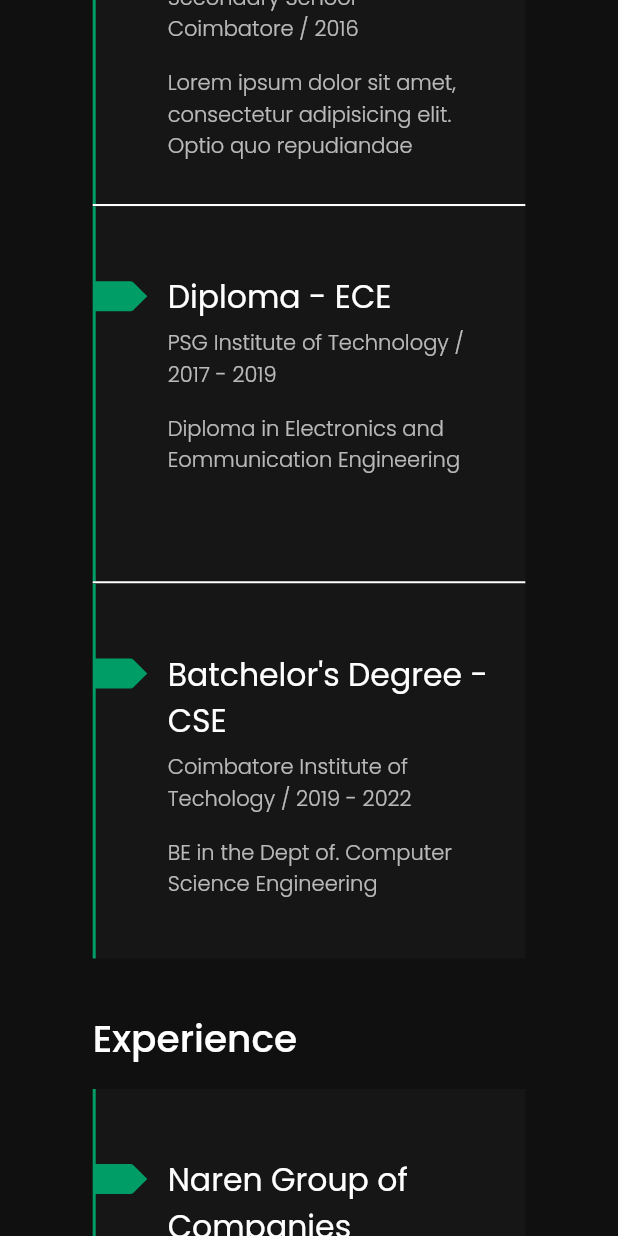
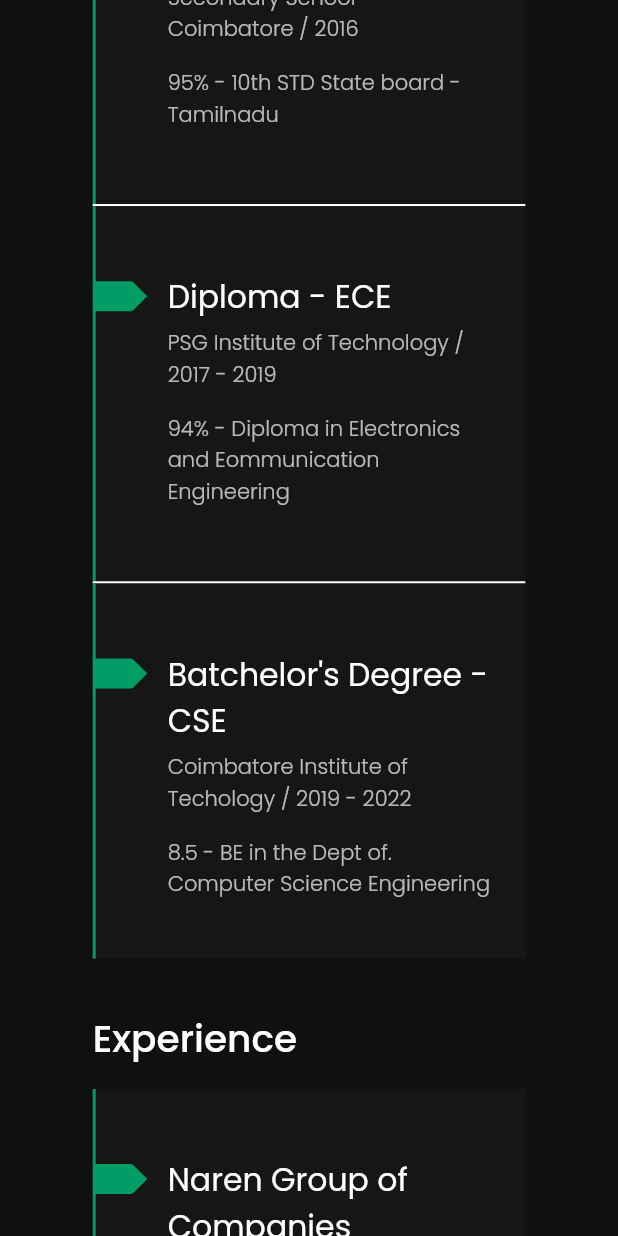
Before and after one commit to hariharen9/flutter_web_portfolio, a Flutter app: the Resume screen opened directly, scrolled down 576 dp, on a phone screen of 412 x 824 dp. Run offline on Flutter 3.47's test engine with Material 2 defaults, Android fonts, the phone set to English and light mode, and no system bars; our stand-ins replace auto_size_text, fluro, flutter_icons, google_fonts, percent_indicator; missing offline and left inert: flutter_bootstrap, mailto, smooth_scroll_web; statements that could not run were skipped.

Commit message:
edited resume

```diff
--- a/lib/Custom Widgets/ResumeCard.dart
+++ b/lib/Custom Widgets/ResumeCard.dart
@@ -85,8 +85,7 @@ class _ResumeCardEduState extends State<ResumeCardEdu> {
           ),
           CustomCard(
             head: "SSLC",
-            sub2:
-                "Lorem ipsum dolor sit amet, consectetur adipisicing elit. Optio quo repudiandae",
+            sub2: "95% - 10th STD State board - Tamilnadu ",
             sub: "RJ Matriculation Higher Secondary School - Coimbatore / 2016",
           ),
           Container(
@@ -98,7 +97,7 @@ class _ResumeCardEduState extends State<ResumeCardEdu> {
           ),
           CustomCard(
             head: "Diploma - ECE",
-            sub2: "Diploma in Electronics and Eommunication Engineering",
+            sub2: "94% - Diploma in Electronics and Eommunication Engineering",
             sub: "PSG Institute of Technology / 2017 - 2019",
           ),
           Container(
@@ -110,7 +109,7 @@ class _ResumeCardEduState extends State<ResumeCardEdu> {
           ),
           CustomCard(
             head: "Batchelor's Degree - CSE",
-            sub2: "BE in the Dept of. Computer Science Engineering",
+            sub2: "8.5 - BE in the Dept of. Computer Science Engineering",
             sub: "Coimbatore Institute of Techology / 2019 - 2022",
           ),
         ],
```
